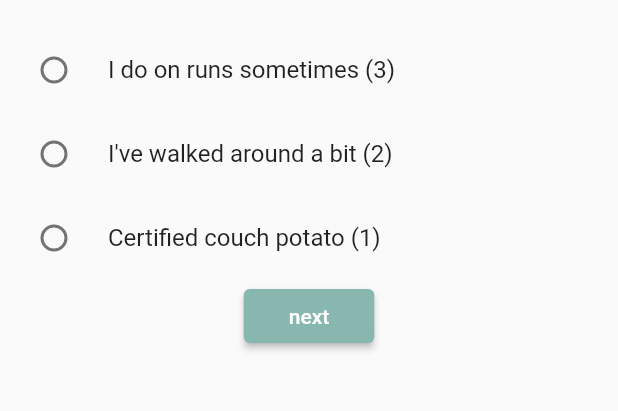
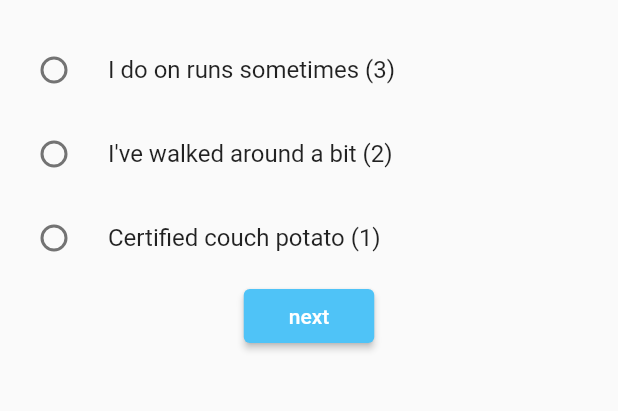
Before and after one commit to anahoward815/MobileProject, a Flutter app: the Fitness screen opened by its route, on a phone screen of 412 x 824 dp, the part 296-707 px from its top. Run offline on Flutter 3.47's test engine with Material 2 defaults, Android fonts, the phone set to English and light mode, and no system bars; missing offline and left inert: dart:ffi.

Commit message:
button colors fixed

```diff
--- a/HikingApp/lib/pages/fitness_level.dart
+++ b/HikingApp/lib/pages/fitness_level.dart
@@ -92,7 +92,7 @@ class _FitnessState extends State<Fitness> {
               },
               child: Text('next'),
               style: ElevatedButton.styleFrom(
-                  primary: Color.fromRGBO(136, 183, 175, 100),
+                  primary: Colors.lightBlue[300],
                   padding: EdgeInsets.fromLTRB(30, 5, 30, 5)
               ),
             )
--- a/HikingApp/lib/pages/hiking_experience.dart
+++ b/HikingApp/lib/pages/hiking_experience.dart
@@ -153,7 +153,7 @@ class _RateYourExperience extends State<RateYourExperience> {
               },
               child: Text('next'),
               style: ElevatedButton.styleFrom(
-                primary: Color.fromRGBO(136, 183, 175, 100),
+                primary: Colors.lightBlue[300],
                 padding: EdgeInsets.fromLTRB(30, 5, 30, 5)
               ),
             )
```
